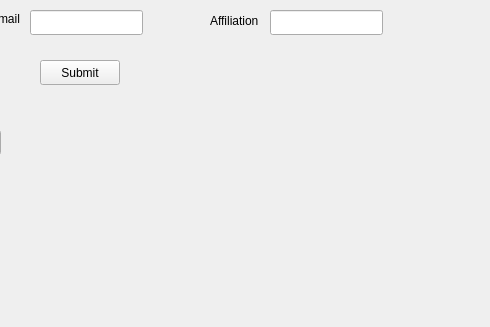
Above: cos3711/assignment_2/working/newnew_x1_gui_working/mainwindow.ui from Tabish1511/4thYearAssignments before the change; both pictures show x 310 to 800 and y 0 to 327 of the 800 by 600 pixel window. Below: the same form after it.
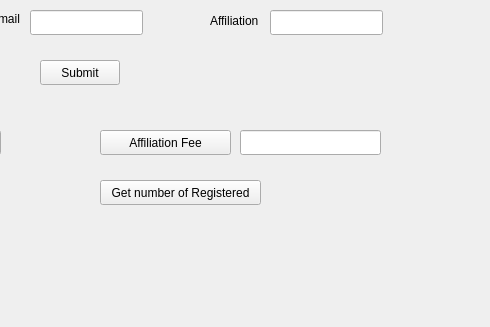
That is the form after the change.

Commit message: cos3711 - assign 2 - transfer to x1 (log: updated till 'Number of Registered' component completed) now working on table and table output

Patch:
```diff
--- a/cos3711/assignment_2/working/newnew_x1_gui_working/mainwindow.ui
+++ b/cos3711/assignment_2/working/newnew_x1_gui_working/mainwindow.ui
@@ -132,6 +132,68 @@
      <string/>
     </property>
    </widget>
+   <widget class="QPushButton" name="pushButton_3">
+    <property name="geometry">
+     <rect>
+      <x>410</x>
+      <y>130</y>
+      <width>131</width>
+      <height>25</height>
+     </rect>
+    </property>
+    <property name="text">
+     <string>Affiliation Fee</string>
+    </property>
+   </widget>
+   <widget class="QLineEdit" name="lineEdit_searchByAffiliation">
+    <property name="geometry">
+     <rect>
+      <x>550</x>
+      <y>130</y>
+      <width>141</width>
+      <height>25</height>
+     </rect>
+    </property>
+   </widget>
+   <widget class="QLabel" name="label_searchOutput_2">
+    <property name="geometry">
+     <rect>
+      <x>410</x>
+      <y>160</y>
+      <width>201</width>
+      <height>21</height>
+     </rect>
+    </property>
+    <property name="text">
+     <string/>
+    </property>
+   </widget>
+   <widget class="QPushButton" name="pushButton_4">
+    <property name="geometry">
+     <rect>
+      <x>410</x>
+      <y>180</y>
+      <width>161</width>
+      <height>25</height>
+     </rect>
+    </property>
+    <property name="text">
+     <string>Get number of Registered</string>
+    </property>
+   </widget>
+   <widget class="QLabel" name="label_searchOutput_3">
+    <property name="geometry">
+     <rect>
+      <x>580</x>
+      <y>180</y>
+      <width>191</width>
+      <height>21</height>
+     </rect>
+    </property>
+    <property name="text">
+     <string/>
+    </property>
+   </widget>
   </widget>
   <widget class="QMenuBar" name="menubar">
    <property name="geometry">
```
The commit also changes 12 other files.
